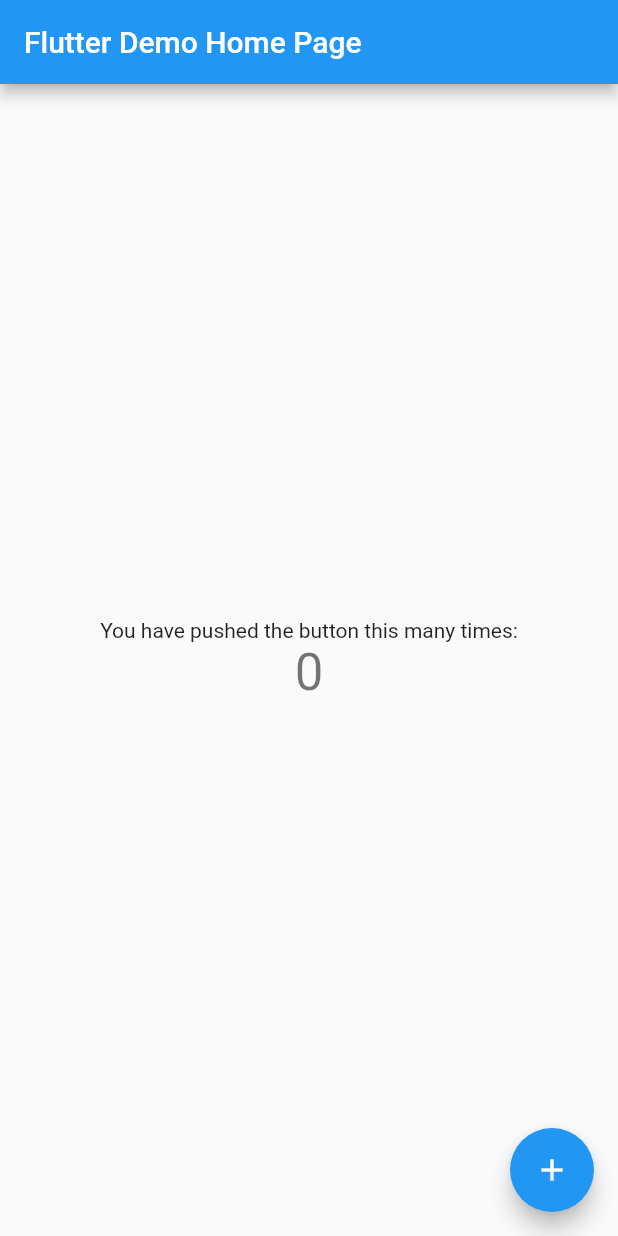
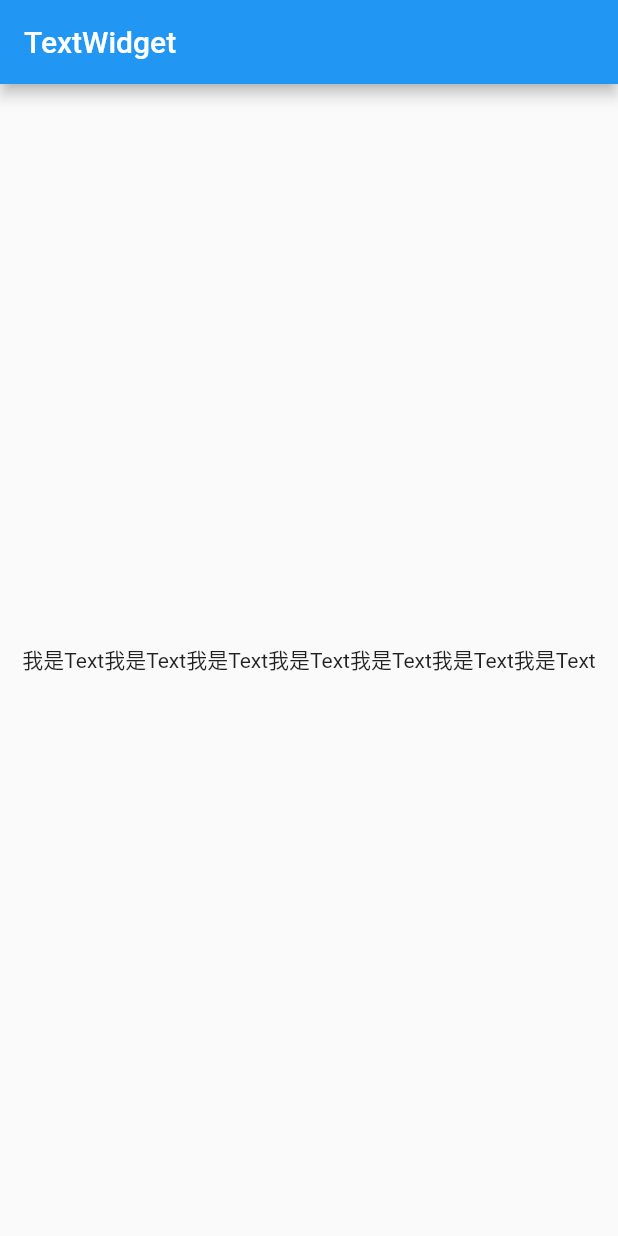
Before and after one commit to Gui-kai/BaseFlutter, a Flutter app: the screen it shows after launch, on a phone screen of 412 x 824 dp. Run offline on Flutter 3.47's test engine with Material 2 defaults, Android fonts, the phone set to English and light mode, and no system bars.

Commit message:
Text widget

```diff
--- a/lib/main.dart
+++ b/lib/main.dart
@@ -1,6 +1,7 @@
 import 'package:flutter/material.dart';
+import 'mooc_base/HelloWorld.dart';
 
-void main() => runApp(MyApp());
+//void main() => runApp(HelloWorld());
 
 class MyApp extends StatelessWidget {
   // This widget is the root of your application.
--- /dev/null
+++ b/lib/mooc_base/HelloWorld.dart
@@ -0,0 +1,18 @@
+import 'package:flutter/material.dart';
+
+class HelloWorld extends StatelessWidget {
+  @override
+  Widget build(BuildContext context) {
+    return new MaterialApp(
+      title: "第一个Flutter应用",
+      home: new Scaffold(
+        appBar: new AppBar(
+          title: new Text("第一个Flutter应用"),
+        ),
+        body: new Center(
+          child: new Text("Hello World!"),
+        ),
+      ),
+    );
+  }
+}
--- /dev/null
+++ b/lib/mooc_base/TextWidget.dart
@@ -0,0 +1,21 @@
+import 'package:flutter/material.dart';
+
+void main() => runApp(TextWidget());
+
+class TextWidget extends StatelessWidget {
+  @override
+  Widget build(BuildContext context) {
+    return new MaterialApp(
+      title: 'TextWidget',
+      home: Scaffold(
+        appBar: new AppBar(
+          title: new Text('TextWidget'),
+        ),
+        body: new Center(
+          child: Text('我是Text我是Text我是Text我是Text我是Text我是Text我是Text'),
+        ),
+      ),
+    );
+  }
+
+}
```
